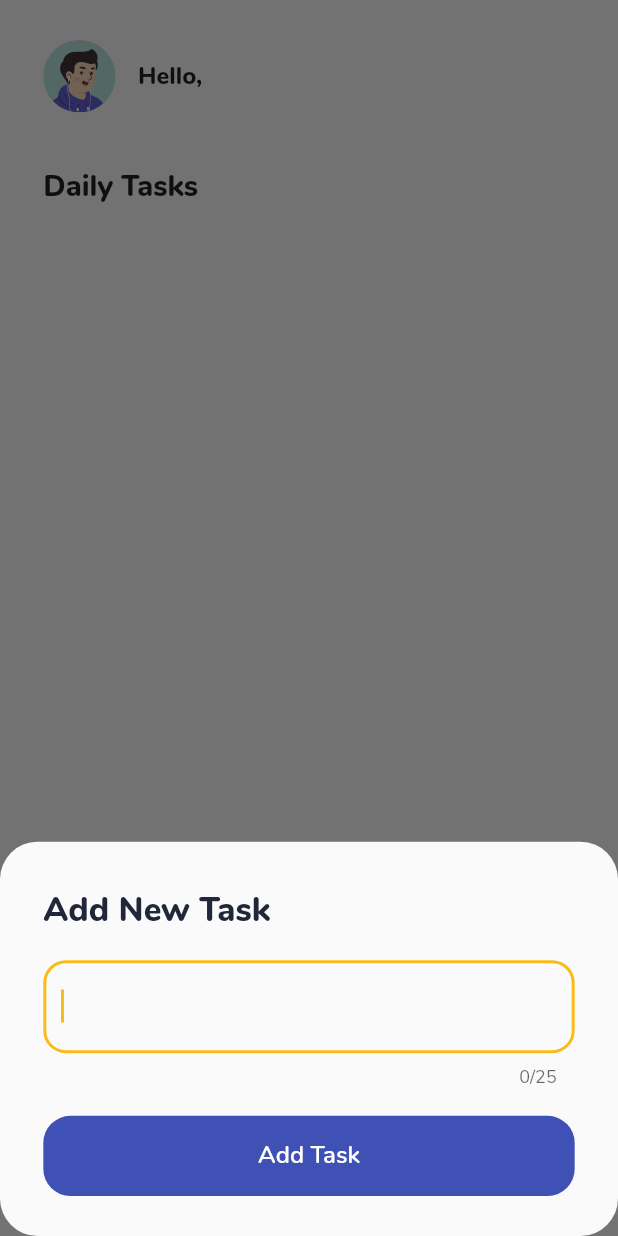
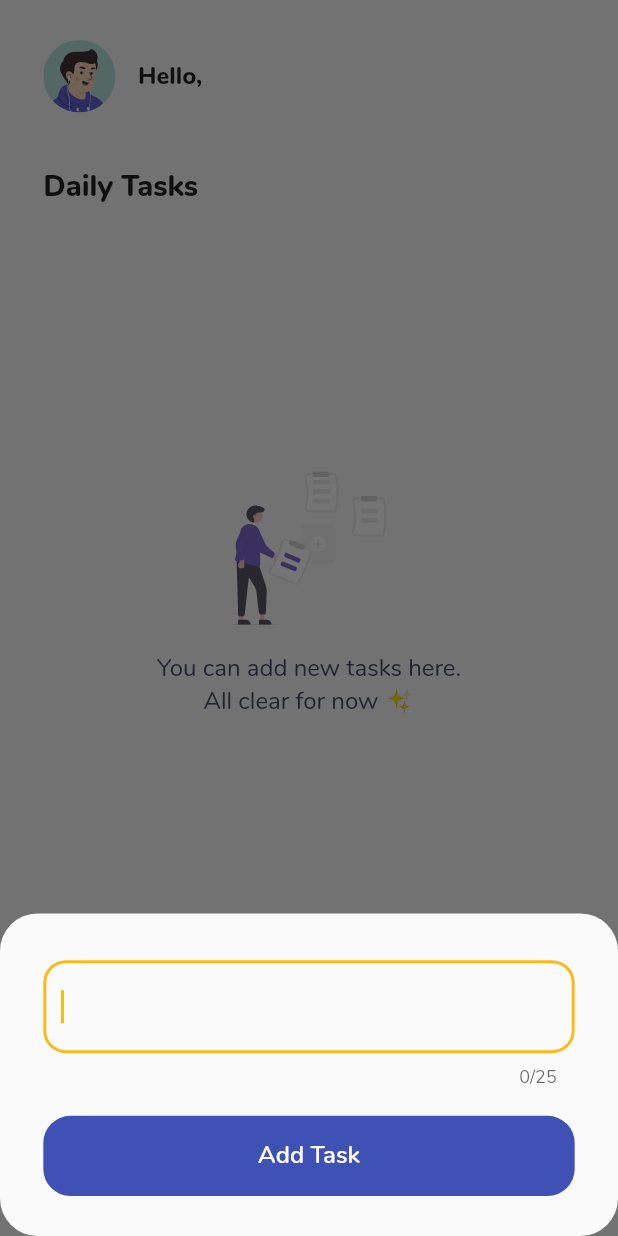
Before and after one commit to abdoumata03/task_management_app, a Flutter app: the HomeScreen screen opened by its route, after a tap on the "add" icon, on a phone screen of 412 x 824 dp. Run offline on Flutter 3.47's test engine with Material 2 defaults, Android fonts, the phone set to English and light mode, and no system bars; our stand-ins replace flutter_svg, get, get_storage; accounts and stored records are empty.

Commit message:
Updated Snackbar, Empty List Placeholder

```diff
--- a/lib/Screens/home/controller/tasks_controller.dart
+++ b/lib/Screens/home/controller/tasks_controller.dart
@@ -2,6 +2,8 @@ import 'package:flutter/material.dart';
 import 'package:get/get.dart';
 import 'package:get_storage/get_storage.dart';
 import 'package:task_management_app/Screens/home/models/task_model.dart';
+import 'package:task_management_app/core/utils/extensions.dart';
+import 'package:task_management_app/core/values/colors.dart';
 
 class TasksController extends GetxController {
   var tasks = <Task>[].obs;
@@ -45,10 +47,19 @@ class TasksController extends GetxController {
     update();
     Get.snackbar(
       'Task Removed',
-      '✔ ${removed.title}',
-      backgroundColor: Colors.white,
+      removed.title,
+      colorText: Colors.white,
+      padding: EdgeInsets.symmetric(horizontal: 30.rw, vertical: 20.rh),
+      backgroundColor: kDark,
       mainButton: TextButton(
-        child: Text('Undo'),
+        child: Text(
+          'Undo',
+          style: TextStyle(
+            fontWeight: FontWeight.w600,
+            fontSize: 17.rh,
+            color: Colors.blueAccent,
+          ),
+        ),
         onPressed: () {
           tasks.insert(index, removed!);
           update();
--- a/lib/Screens/home/view/home.dart
+++ b/lib/Screens/home/view/home.dart
@@ -103,15 +103,6 @@ class HomeScreen extends StatelessWidget {
             crossAxisAlignment: CrossAxisAlignment.stretch,
             children: [
               SizedBox(height: 35.rh),
-              Text(
-                'Add New Task',
-                style: TextStyle(
-                  fontWeight: FontWeight.w800,
-                  fontSize: 25.rh,
-                  color: kDark,
-                ),
-              ),
-              SizedBox(height: 20.rh),
               Form(
                 key: tasksController.addTaskFormKey,
                 child: TextFormField(
--- a/lib/Screens/home/view/pages/Tasks_body.dart
+++ b/lib/Screens/home/view/pages/Tasks_body.dart
@@ -1,7 +1,10 @@
 import 'package:flutter/material.dart';
 import 'package:flutter_svg/flutter_svg.dart';
 import 'package:get/get.dart';
-import 'package:task_management_app/Screens/home/view/widgets/TaskList.dart';
+import 'package:task_management_app/Screens/home/controller/tasks_controller.dart';
+import 'package:task_management_app/Screens/home/view/widgets/list_placeholder.dart';
+import 'package:task_management_app/Screens/home/view/widgets/task_tile.dart';
+import 'package:task_management_app/Screens/home/view/widgets/tasks_list.dart';
 import 'package:task_management_app/Screens/username_screen/controller/username_controller.dart';
 import 'package:task_management_app/core/utils/extensions.dart';
 import 'package:task_management_app/core/values/colors.dart';
@@ -13,6 +16,7 @@ class TasksBody extends StatelessWidget {
   }) : super(key: key);
 
   UsernameController userController = Get.find();
+  TasksController tasksController = Get.find();
 
   @override
   Widget build(BuildContext context) {
@@ -46,15 +50,21 @@ class TasksBody extends StatelessWidget {
                 SizedBox(height: 40.rh),
                 Text(
                   'Daily Tasks',
-                  style: TextStyle(
-                      fontWeight: FontWeight.w800, fontSize: 22.rh),
+                  style:
+                      TextStyle(fontWeight: FontWeight.w800, fontSize: 22.rh),
                 ),
                 SizedBox(height: 23.rh),
               ],
             ),
           ),
-          Expanded(
-            child: TasksList(),
+          GetBuilder<TasksController>(
+            builder: (context) {
+              return Expanded(
+                child: (tasksController.tasks.isEmpty)
+                    ? const EmptyListPlaceholder()
+                    : TasksList(),
+              );
+            }
           ),
         ],
       ),
--- /dev/null
+++ b/lib/Screens/home/view/widgets/list_placeholder.dart
@@ -0,0 +1,47 @@
+import 'package:flutter/material.dart';
+import 'package:flutter_svg/flutter_svg.dart';
+import 'package:get/get.dart';
+import 'package:task_management_app/core/utils/extensions.dart';
+import 'package:task_management_app/core/values/colors.dart';
+
+class EmptyListPlaceholder extends StatelessWidget {
+  const EmptyListPlaceholder({
+    Key? key,
+  }) : super(key: key);
+
+  @override
+  Widget build(BuildContext context) {
+    return Container(
+      width: Get.width - 90.rw,
+      height: 250.rh,
+      padding: EdgeInsets.only(bottom: 100.rh),
+      decoration: BoxDecoration(
+        // color: Colors.white,
+        borderRadius: BorderRadius.circular(20),
+      ),
+      child: Column(
+        mainAxisAlignment: MainAxisAlignment.center,
+        children: [
+          Opacity(
+            opacity: 0.8,
+            child: SvgPicture.asset(
+              'assets/illustrations/AddNotes.svg',
+              height: 115.rh,
+            ),
+          ),
+          SizedBox(
+            height: 20.rh,
+          ),
+          Text(
+            'You can add new tasks here. \nAll clear for now ✨',
+            textAlign: TextAlign.center,
+            style: TextStyle(
+              fontSize: 18.rh,
+              color: kDarkAccent,
+            ),
+          ),
+        ],
+      ),
+    );
+  }
+}
--- a/lib/Screens/home/view/widgets/TaskTile.dart
+++ b/lib/Screens/home/view/widgets/task_tile.dart
@@ -28,11 +28,12 @@ class TaskTile extends StatelessWidget {
                 ? const TextStyle(decoration: TextDecoration.lineThrough)
                 : null,
           ),
+          enabled: !tasksController.tasks[currentIndex].isCompleted,
           onTap: () {
             tasksController.toggleTasktile(tasksController.tasks[currentIndex]);
           },
-          contentPadding: EdgeInsets.only(left: 25.rw, right: 10.rw),
-          trailing: Checkbox(
+          horizontalTitleGap: 5.rw,
+          leading: Checkbox(
             value: tasksController.tasks[currentIndex].isCompleted,
             onChanged: (val) {
               tasksController
--- a/lib/Screens/home/view/widgets/TaskList.dart
+++ b/lib/Screens/home/view/widgets/tasks_list.dart
@@ -1,9 +1,8 @@
 import 'package:flutter/material.dart';
 import 'package:get/get.dart';
 import 'package:task_management_app/Screens/home/controller/tasks_controller.dart';
-import 'package:task_management_app/Screens/home/view/widgets/TaskTile.dart';
-import 'package:task_management_app/core/utils/extensions.dart';
-import 'package:task_management_app/core/values/colors.dart';
+import 'package:task_management_app/Screens/home/view/widgets/task_tile.dart';
+
 
 class TasksList extends StatelessWidget {
   @override
```
Also changed, not shown: assets/illustrations/AddNotes.svg (added).
